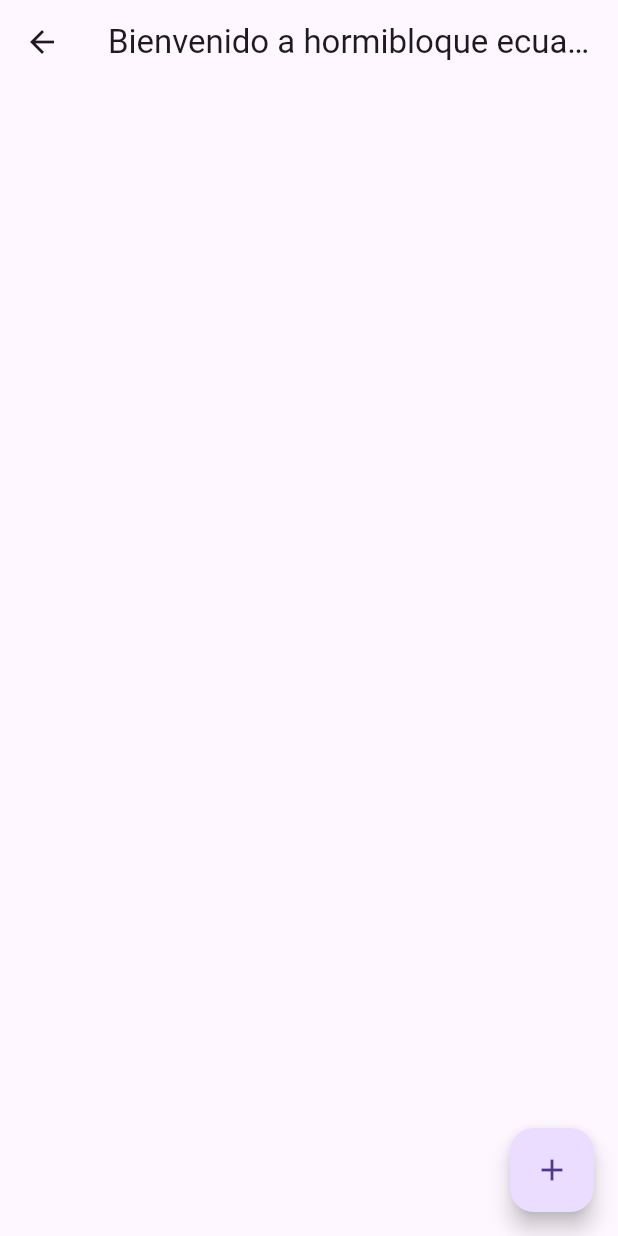
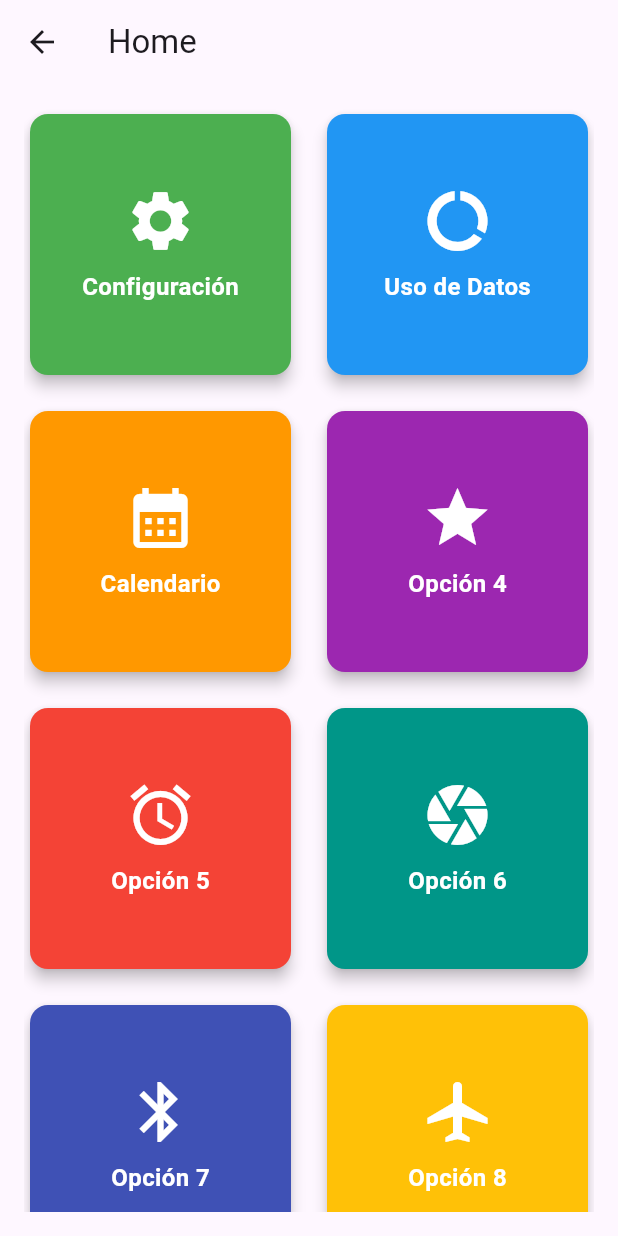
Before and after one commit to jhonatan1997ac/hormi, a Flutter app: the Home screen opened by its route, on a phone screen of 412 x 824 dp. Run offline on Flutter 3.47's test engine with Material 3 defaults, Android fonts, the phone set to English and light mode, and no system bars; our stand-ins replace cloud_firestore, firebase_core; accounts and stored records are empty.

Commit message:
cambio del home botones de uso

```diff
--- a/lib/main.dart
+++ b/lib/main.dart
@@ -1,6 +1,7 @@
 import 'package:apphormi/login/login.dart';
+import 'package:apphormi/pages/inicio/home.dart';
 import 'package:apphormi/pages/usuario/usu_actualizar.dart';
-import 'package:apphormi/pages/inicio.dart';
+import 'package:apphormi/pages/usuario/usuario.dart';
 import 'package:apphormi/pages/usuario/usua_agregar.dart';
 import 'package:firebase_core/firebase_core.dart';
 import 'package:flutter/material.dart';
@@ -38,6 +39,7 @@ class _MyAppState extends State<MyApp> {
         '/': (context) => HomeScreen(),
         '/agg': (context) => const agregarDatos(),
         '/edit': (context) => const EditarDatos(),
+        '/usu': (context) => const Usuario(),
         '/home': (context) => const Home(),
       },
     );
--- /dev/null
+++ b/lib/pages/inicio/home.dart
@@ -0,0 +1,184 @@
+import 'package:flutter/foundation.dart';
+import 'package:flutter/material.dart';
+
+void main() {
+  runApp(const MyApp());
+}
+
+class MyApp extends StatelessWidget {
+  const MyApp({super.key});
+
+  @override
+  Widget build(BuildContext context) {
+    return const MaterialApp(
+      home: Home(),
+    );
+  }
+}
+
+class Home extends StatelessWidget {
+  const Home({super.key});
+
+  @override
+  Widget build(BuildContext context) {
+    return Scaffold(
+      appBar: AppBar(
+        title: const Text('Home'),
+      ),
+      body: Padding(
+        padding: const EdgeInsets.all(16.0),
+        child: GridView.count(
+          crossAxisCount: 2,
+          crossAxisSpacing: 16.0,
+          mainAxisSpacing: 16.0,
+          children: [
+            HomeCard(
+              title: 'Configuración',
+              icon: Icons.settings,
+              color: Colors.green,
+              onTap: () {
+                if (kDebugMode) {
+                  print('Configuración');
+                }
+              },
+            ),
+            HomeCard(
+              title: 'Uso de Datos',
+              icon: Icons.data_usage,
+              color: Colors.blue,
+              onTap: () {
+                if (kDebugMode) {
+                  print('Uso de Datos');
+                }
+              },
+            ),
+            HomeCard(
+              title: 'Calendario',
+              icon: Icons.calendar_month,
+              color: Colors.orange,
+              onTap: () {
+                if (kDebugMode) {
+                  print('Calendario');
+                }
+              },
+            ),
+            HomeCard(
+              title: 'Opción 4',
+              icon: Icons.star,
+              color: Colors.purple,
+              onTap: () {
+                if (kDebugMode) {
+                  print('Opción 4');
+                }
+              },
+            ),
+            HomeCard(
+              title: 'Opción 5',
+              icon: Icons.access_alarm,
+              color: Colors.red,
+              onTap: () {
+                if (kDebugMode) {
+                  print('Opción 5');
+                }
+              },
+            ),
+            HomeCard(
+              title: 'Opción 6',
+              icon: Icons.camera,
+              color: Colors.teal,
+              onTap: () {
+                if (kDebugMode) {
+                  print('Opción 6');
+                }
+              },
+            ),
+            HomeCard(
+              title: 'Opción 7',
+              icon: Icons.bluetooth,
+              color: Colors.indigo,
+              onTap: () {
+                if (kDebugMode) {
+                  print('Opción 7');
+                }
+              },
+            ),
+            HomeCard(
+              title: 'Opción 8',
+              icon: Icons.airplanemode_active,
+              color: Colors.amber,
+              onTap: () {
+                if (kDebugMode) {
+                  print('Opción 8');
+                }
+              },
+            ),
+            HomeCard(
+              title: 'Opción 9',
+              icon: Icons.attach_money,
+              color: Colors.brown,
+              onTap: () {
+                if (kDebugMode) {
+                  print('Opción 9');
+                }
+              },
+            ),
+            HomeCard(
+              title: 'Opción 10',
+              icon: Icons.beach_access,
+              color: Colors.deepPurple,
+              onTap: () {
+                if (kDebugMode) {
+                  print('Opción 10');
+                }
+              },
+            ),
+          ],
+        ),
+      ),
+    );
+  }
+}
+
+class HomeCard extends StatelessWidget {
+  final String title;
+  final IconData icon;
+  final Color color;
+  final VoidCallback onTap;
+
+  const HomeCard({
+    super.key,
+    required this.title,
+    required this.icon,
+    required this.color,
+    required this.onTap,
+  });
+
+  @override
+  Widget build(BuildContext context) {
+    return GestureDetector(
+      onTap: onTap,
+      child: Card(
+        elevation: 4.0,
+        color: color,
+        child: Column(
+          mainAxisAlignment: MainAxisAlignment.center,
+          children: [
+            Icon(
+              icon,
+              size: 48.0,
+              color: Colors.white,
+            ),
+            const SizedBox(height: 8.0),
+            Text(
+              title,
+              style: const TextStyle(
+                  fontSize: 16.0,
+                  fontWeight: FontWeight.bold,
+                  color: Colors.white),
+            ),
+          ],
+        ),
+      ),
+    );
+  }
+}
--- a/lib/pages/inicio.dart
+++ b/lib/pages/usuario/usuario.dart
@@ -3,8 +3,8 @@ import 'package:cloud_firestore/cloud_firestore.dart';
 import 'package:flutter/foundation.dart';
 import 'package:flutter/material.dart';
 
-class Home extends StatelessWidget {
-  const Home({Key? key}) : super(key: key);
+class Usuario extends StatelessWidget {
+  const Usuario({Key? key}) : super(key: key);
 
   @override
   Widget build(BuildContext context) {
```
